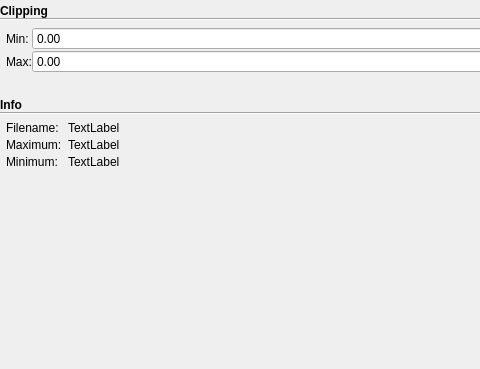
The window that mdt/data/qt_designs/maps_visualizer/MapSpecificOptions.ui (robbert-harms/MDT) describes before a commit, drawn with Qt 5; both pictures show x 0 to 480 and y 195 to 564 of the 648 by 564 pixel window.
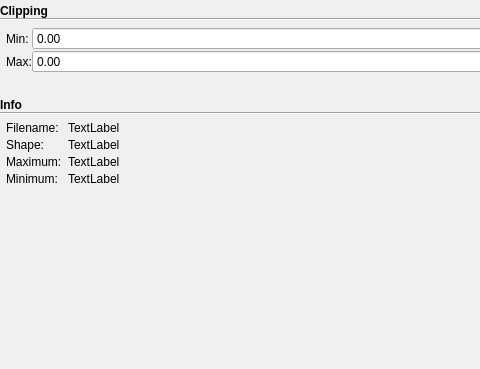
The same window after the commit. Custom widgets are drawn as their Qt base class.

```diff
--- a/mdt/data/qt_designs/maps_visualizer/MapSpecificOptions.ui
+++ b/mdt/data/qt_designs/maps_visualizer/MapSpecificOptions.ui
@@ -423,6 +423,20 @@
            </property>
           </widget>
          </item>
+         <item row="1" column="0">
+          <widget class="QLabel" name="label_6">
+           <property name="text">
+            <string>Shape:</string>
+           </property>
+          </widget>
+         </item>
+         <item row="1" column="1">
+          <widget class="QLabel" name="info_shape">
+           <property name="text">
+            <string>TextLabel</string>
+           </property>
+          </widget>
+         </item>
         </layout>
        </widget>
       </item>
```
Left out of the diff: 24 changed lines with no effect on the pictures.
